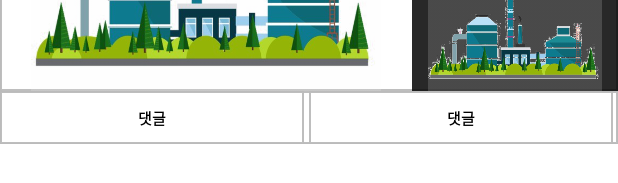
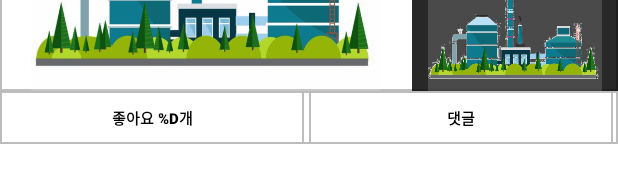
Before and after one commit to tjdtn0219/MobilePrograming_Project, an Android app: the layout content.xml on its own in the app's theme, with its tools: preview values and no code run, on a phone screen of 412 x 824 dp. Shown: the part 306-489 px from the top of the screen. Run offline under Robolectric (Android 15) with nearby library versions, the phone set to English and light mode, and no system bars.

Commit message:
좋아요 버튼 텍스트 갱신 추가

```diff
--- a/app/src/main/java/com/battery/mp_term_project/MainActivity.java
+++ b/app/src/main/java/com/battery/mp_term_project/MainActivity.java
@@ -139,7 +139,7 @@ public class MainActivity extends AppCompatActivity {
                 for (DataSnapshot snapshot : dataSnapshot.getChildren()) {
                     Content content = snapshot.getValue(Content.class);
                     itemList.add(new ContentRecyclerViewItem(null,
-                            content.getUser().getName(), content.getText(), content.getImages()));
+                            content.getUser().getName(), content.getText(), content.getImages(), content.getLikes()));
                 }
                 RecyclerView mainRecyclerView = findViewById(R.id.main_recycler_view);
 
@@ -168,7 +168,6 @@ public class MainActivity extends AppCompatActivity {
         String FromUpload = intent.getStringExtra("FromUpload");
         toastWords = FromUpload;
         Toast.makeText(getApplicationContext(), toastWords, Toast.LENGTH_SHORT).show();
-//        Log.d("테스트", FromUpload);
     }
 
 }
--- a/app/src/main/java/com/battery/mp_term_project/ProfileActivity.java
+++ b/app/src/main/java/com/battery/mp_term_project/ProfileActivity.java
@@ -142,7 +142,7 @@ public class ProfileActivity extends AppCompatActivity {
                 for (DataSnapshot snapshot : dataSnapshot.getChildren()) {
                     Content content = snapshot.getValue(Content.class);
                     itemList.add(new ContentRecyclerViewItem(null,
-                            content.getUser().getName(), content.getText(), content.getImages()));
+                            content.getUser().getName(), content.getText(), content.getImages(), content.getLikes()));
                 }
                 RecyclerView mainRecyclerView = findViewById(R.id.profile_recycler_view);
 
--- a/app/src/main/res/layout/content.xml
+++ b/app/src/main/res/layout/content.xml
@@ -104,7 +104,7 @@
                 android:layout_marginEnd="3dp"
                 android:layout_weight="1"
                 android:background="@drawable/edge"
-                android:text="댓글"
+                android:text="@string/content_likes"
                 android:textColor="#000000"
                 android:textSize="10sp"
                 android:textStyle="bold"
@@ -117,7 +117,7 @@
                 android:layout_marginEnd="3dp"
                 android:layout_weight="1"
                 android:background="@drawable/edge"
-                android:text="댓글"
+                android:text="@string/content_comment"
                 android:textColor="#000000"
                 android:textSize="10sp"
                 android:textStyle="bold"
--- a/app/src/main/res/values/strings.xml
+++ b/app/src/main/res/values/strings.xml
@@ -24,4 +24,6 @@
     <string name="contentDetail_content_likeTextPlaceHolder">좋아요 10개</string>
     <string name="contentDetail_comment_userNamePlaceHolder">댓글 작성자</string>
     <string name="contentDetail_comment_contentTextPlaceHolder">작성댓글</string>
+    <string name="content_comment">댓글</string>
+    <string name="content_likes">좋아요 %d개</string>
 </resources>
```
Also changed, not shown: app/src/main/java/com/battery/mp_term_project/ContentRecyclerViewAdapter.java (+13 -2 lines), app/src/main/java/com/battery/mp_term_project/ContentRecyclerViewItem.java (+11 -3 lines).
